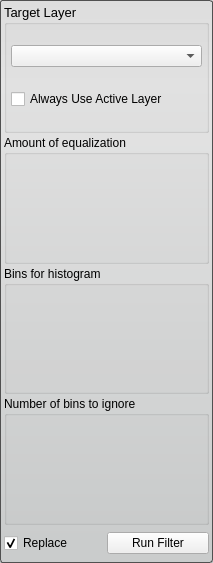
This is Interface/ToolInterface/HistogramEqualizationFilterInterface.ui in jessdtate/Seg3D as Qt 5 draws it before an edit. The edited form follows.
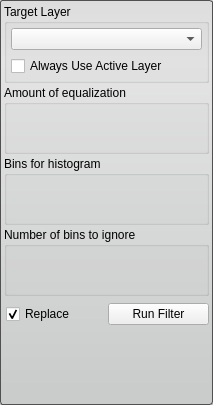
This is the edited form. Custom widgets are drawn as their Qt base class.

Diff of the .ui file:
```diff
--- a/Interface/ToolInterface/HistogramEqualizationFilterInterface.ui
+++ b/Interface/ToolInterface/HistogramEqualizationFilterInterface.ui
@@ -7,27 +7,9 @@
     <x>0</x>
     <y>0</y>
     <width>213</width>
-    <height>563</height>
+    <height>405</height>
    </rect>
   </property>
-  <property name="sizePolicy">
-   <sizepolicy hsizetype="Expanding" vsizetype="Preferred">
-    <horstretch>0</horstretch>
-    <verstretch>0</verstretch>
-   </sizepolicy>
-  </property>
-  <property name="minimumSize">
-   <size>
-    <width>213</width>
-    <height>462</height>
-   </size>
-  </property>
-  <property name="maximumSize">
-   <size>
-    <width>16777215</width>
-    <height>16777215</height>
-   </size>
-  </property>
   <property name="windowTitle">
    <string>Form</string>
   </property>
@@ -46,15 +28,8 @@
    <property name="margin">
     <number>4</number>
    </property>
-   <item>
-    <layout class="QHBoxLayout" name="horizontalLayout_6">
      <item>
       <widget class="QGroupBox" name="target_groupbox_">
-       <property name="font">
-        <font>
-         <pointsize>10</pointsize>
-        </font>
-       </property>
        <property name="title">
         <string>Target Layer</string>
        </property>
@@ -73,6 +48,21 @@
          </widget>
         </item>
         <item>
+       <widget class="QWidget" name="widget" native="true">
+        <property name="minimumSize">
+         <size>
+          <width>0</width>
+          <height>20</height>
+         </size>
+        </property>
+        <layout class="QHBoxLayout" name="horizontalLayout_2">
+         <property name="spacing">
+          <number>0</number>
+         </property>
+         <property name="margin">
+          <number>0</number>
+         </property>
+         <item>
          <widget class="QCheckBox" name="use_active_layer_">
           <property name="text">
            <string>Always Use Active Layer</string>
@@ -83,35 +73,48 @@
       </widget>
      </item>
     </layout>
+    </widget>
    </item>
-   <item>
-    <layout class="QHBoxLayout" name="amountHLayout_top">
      <item>
       <widget class="QGroupBox" name="groupBox">
        <property name="title">
         <string>Amount of equalization</string>
        </property>
        <layout class="QHBoxLayout" name="horizontalLayout_3">
-        <property name="margin">
+      <property name="leftMargin">
+       <number>4</number>
+      </property>
+      <property name="topMargin">
+       <number>2</number>
+      </property>
+      <property name="rightMargin">
+       <number>4</number>
+      </property>
+      <property name="bottomMargin">
          <number>4</number>
         </property>
         <item>
-         <layout class="QHBoxLayout" name="amountHLayout_bottom"/>
+       <widget class="QtUtils::QtSliderDoubleCombo" name="amount_" native="true"/>
         </item>
        </layout>
       </widget>
      </item>
-    </layout>
-   </item>
-   <item>
-    <layout class="QHBoxLayout" name="binsHLayout_top">
      <item>
       <widget class="QGroupBox" name="groupBox_2">
        <property name="title">
         <string>Bins for histogram</string>
        </property>
        <layout class="QHBoxLayout" name="horizontalLayout_4">
-        <property name="margin">
+      <property name="leftMargin">
+       <number>4</number>
+      </property>
+      <property name="topMargin">
+       <number>2</number>
+      </property>
+      <property name="rightMargin">
+       <number>4</number>
+      </property>
+      <property name="bottomMargin">
          <number>4</number>
         </property>
         <item>
@@ -120,26 +123,29 @@
        </layout>
       </widget>
      </item>
-    </layout>
-   </item>
-   <item>
-    <layout class="QHBoxLayout" name="horizontalLayout_2">
      <item>
       <widget class="QGroupBox" name="groupBox_3">
        <property name="title">
         <string>Number of bins to ignore</string>
        </property>
        <layout class="QHBoxLayout" name="horizontalLayout_5">
-        <property name="margin">
+      <property name="leftMargin">
+       <number>4</number>
+      </property>
+      <property name="topMargin">
+       <number>2</number>
+      </property>
+      <property name="rightMargin">
+       <number>4</number>
+      </property>
+      <property name="bottomMargin">
          <number>4</number>
         </property>
         <item>
-         <layout class="QHBoxLayout" name="ignore_binsHLayout_bottom"/>
+       <widget class="QtUtils::QtSliderIntCombo" name="ignore_bins_" native="true"/>
         </item>
        </layout>
       </widget>
-     </item>
-    </layout>
    </item>
    <item>
     <widget class="QWidget" name="replaceRunWidget" native="true">
@@ -159,7 +165,16 @@
       <property name="spacing">
        <number>0</number>
       </property>
-      <property name="margin">
+      <property name="leftMargin">
+       <number>2</number>
+      </property>
+      <property name="topMargin">
+       <number>0</number>
+      </property>
+      <property name="rightMargin">
+       <number>0</number>
+      </property>
+      <property name="bottomMargin">
        <number>0</number>
       </property>
       <item>
@@ -183,10 +198,36 @@
     </widget>
    </item>
    <item>
-    <layout class="QHBoxLayout" name="histogramHLayout"/>
+    <widget class="QtUtils::QtHistogramWidget" name="histogram_" native="true"/>
    </item>
   </layout>
  </widget>
+ <customwidgets>
+  <customwidget>
+   <class>QtUtils::QtSliderDoubleCombo</class>
+   <extends>QWidget</extends>
+   <header location="global">QtUtils/Widgets/QtSliderDoubleCombo.h</header>
+   <container>1</container>
+  </customwidget>
+  <customwidget>
+   <class>QtUtils::QtSliderIntCombo</class>
+   <extends>QWidget</extends>
+   <header location="global">QtUtils/Widgets/QtSliderIntCombo.h</header>
+   <container>1</container>
+  </customwidget>
+  <customwidget>
+   <class>QtUtils::QtLogSliderIntCombo</class>
+   <extends>QWidget</extends>
+   <header location="global">QtUtils/Widgets/QtLogSliderIntCombo.h</header>
+   <container>1</container>
+  </customwidget>
+  <customwidget>
+   <class>QtUtils::QtHistogramWidget</class>
+   <extends>QWidget</extends>
+   <header location="global">QtUtils/Widgets/QtHistogramWidget.h</header>
+   <container>1</container>
+  </customwidget>
+ </customwidgets>
  <resources/>
  <connections/>
 </ui>
```
Left out of the diff: 4 changed lines with no effect on the pictures. Lines whose indentation alone changed are shown as unchanged.
